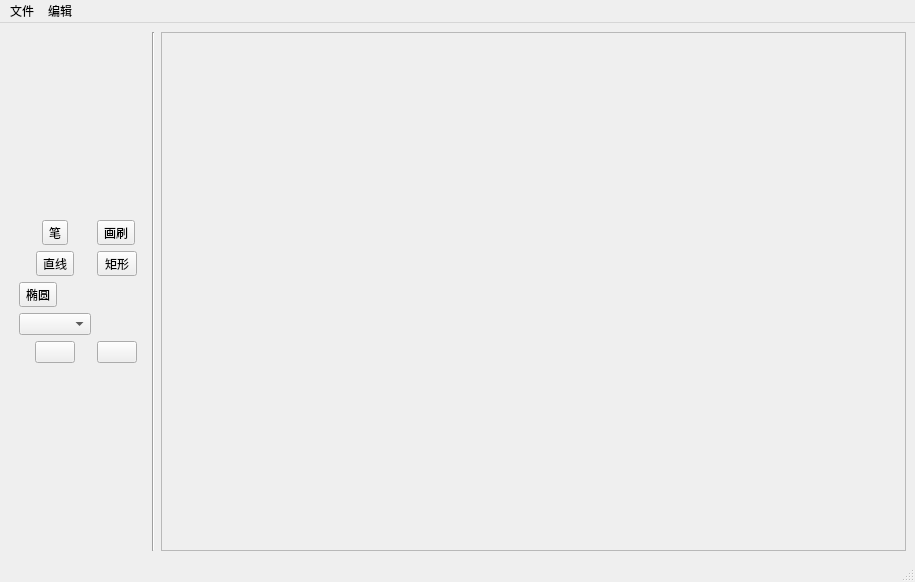
The window that src/view/MainWindow.ui (BENULL/Paint) describes before a commit, drawn with Qt 5.
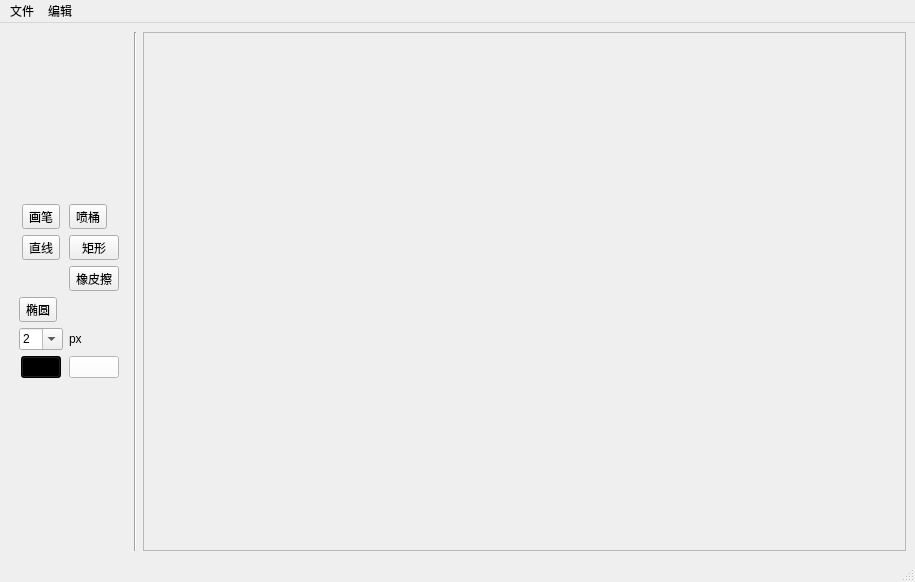
The same window after the commit.

Commit message: add rect earse line

What changed in the file:
```diff
--- a/src/view/MainWindow.ui
+++ b/src/view/MainWindow.ui
@@ -39,7 +39,7 @@
        <item row="1" column="0">
         <widget class="QToolButton" name="penBtn">
          <property name="text">
-          <string>笔</string>
+          <string>画笔</string>
          </property>
          <property name="iconSize">
           <size>
@@ -55,14 +55,14 @@
        <item row="1" column="1">
         <widget class="QToolButton" name="brushBtn">
          <property name="text">
-          <string>画刷</string>
+          <string>喷桶</string>
          </property>
          <property name="checkable">
           <bool>true</bool>
          </property>
         </widget>
        </item>
-       <item row="3" column="0">
+       <item row="4" column="0">
         <widget class="QToolButton" name="lineBtn">
          <property name="text">
           <string>直线</string>
@@ -72,7 +72,7 @@
          </property>
         </widget>
        </item>
-       <item row="3" column="1">
+       <item row="4" column="1">
         <widget class="QToolButton" name="rectBtn">
          <property name="sizePolicy">
           <sizepolicy hsizetype="Expanding" vsizetype="Expanding">
@@ -88,7 +88,23 @@
          </property>
         </widget>
        </item>
-       <item row="5" column="0" colspan="2">
+       <item row="5" column="1">
+        <widget class="QToolButton" name="eraseButton">
+         <property name="sizePolicy">
+          <sizepolicy hsizetype="Expanding" vsizetype="Expanding">
+           <horstretch>0</horstretch>
+           <verstretch>0</verstretch>
+          </sizepolicy>
+         </property>
+         <property name="text">
+          <string>橡皮擦</string>
+         </property>
+         <property name="checkable">
+          <bool>true</bool>
+         </property>
+        </widget>
+       </item>
+       <item row="6" column="0" colspan="2">
         <widget class="QToolButton" name="ellipseBtn">
          <property name="text">
           <string>椭圆</string>
@@ -99,28 +115,89 @@
         </widget>
        </item>
        <item row="7" column="0">
-        <widget class="QPushButton" name="preColorBtn">
-         <property name="text">
-          <string/>
+        <widget class="QComboBox" name="penSizeBtn">
+         <property name="focusPolicy">
+          <enum>Qt::ClickFocus</enum>
          </property>
-         <property name="iconSize">
-          <size>
-           <width>32</width>
-           <height>32</height>
-          </size>
+         <property name="editable">
+          <bool>true</bool>
          </property>
+         <item>
+          <property name="text">
+           <string>2</string>
+          </property>
+         </item>
+         <item>
+          <property name="text">
+           <string>4</string>
+          </property>
+         </item>
+         <item>
+          <property name="text">
+           <string>6</string>
+          </property>
+         </item>
+         <item>
+          <property name="text">
+           <string>8</string>
+          </property>
+         </item>
+         <item>
+          <property name="text">
+           <string>10</string>
+          </property>
+         </item>
+         <item>
+          <property name="text">
+           <string>12</string>
+          </property>
+         </item>
+         <item>
+          <property name="text">
+           <string>14</string>
+          </property>
+         </item>
         </widget>
        </item>
        <item row="7" column="1">
+        <widget class="QLabel" name="pxLabel">
+         <property name="text">
+          <string>px</string>
+         </property>
+        </widget>
+       </item>
+       <item row="8" column="0">
+        <widget class="QPushButton" name="preColorBtn">
+         <property name="sizePolicy">
+          <sizepolicy hsizetype="Fixed" vsizetype="Fixed">
+           <horstretch>0</horstretch>
+           <verstretch>0</verstretch>
+          </sizepolicy>
+         </property>
+         <property name="styleSheet">
+          <string notr="true">background-color: #000000</string>
+         </property>
+         <property name="text">
+          <string/>
+         </property>
+         <property name="iconSize">
+          <size>
+           <width>32</width>
+           <height>32</height>
+          </size>
+         </property>
+        </widget>
+       </item>
+       <item row="8" column="1">
         <widget class="QPushButton" name="backColorBtn">
+         <property name="styleSheet">
+          <string notr="true">background-color:#FFFFFF</string>
+         </property>
          <property name="text">
           <string/>
          </property>
         </widget>
        </item>
-       <item row="6" column="0">
-        <widget class="QComboBox" name="brushSizeBtn"/>
-       </item>
       </layout>
      </widget>
     </item>
```
Left out of the diff: 4 changed lines with no effect on the pictures. The commit also changes 2 other files.
